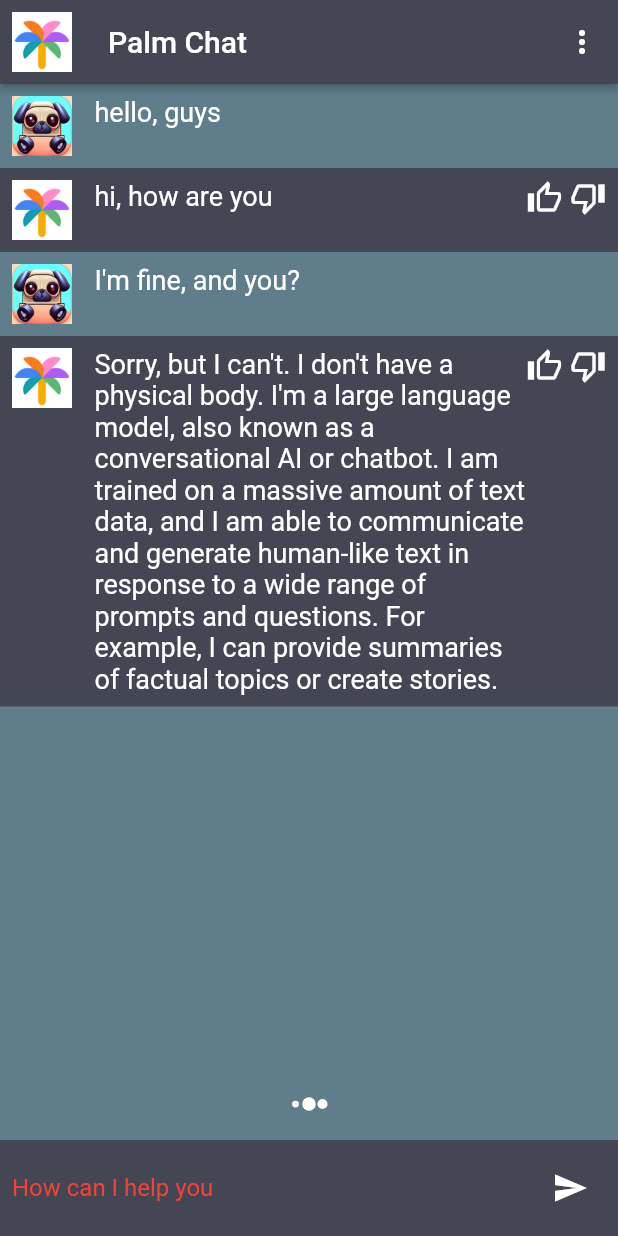
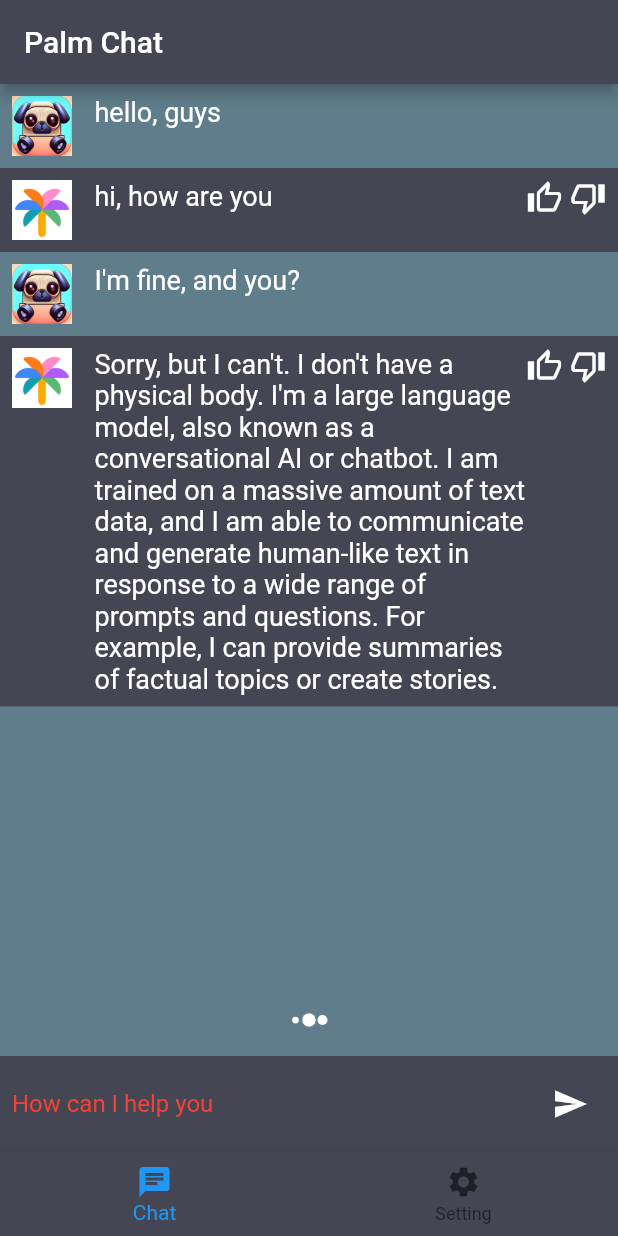
Before and after one commit to gusibi/moli_ai, a Flutter app: the screen it shows after launch, on a phone screen of 412 x 824 dp. Run offline on Flutter 3.47's test engine with Material 2 defaults, Android fonts, the phone set to English and light mode, and no system bars; our stand-ins replace flutter_spinkit.

Commit message:
add setting config

```diff
--- a/lib/main.dart
+++ b/lib/main.dart
@@ -1,4 +1,5 @@
 import 'package:flutter/material.dart';
+import 'package:moli_ai_box/screens/setting_screen.dart';
 import 'package:provider/provider.dart';
 
 import 'package:moli_ai_box/constants/constants.dart';
@@ -10,8 +11,26 @@ void main() {
   runApp(const MyApp());
 }
 
-class MyApp extends StatelessWidget {
+class MyApp extends StatefulWidget {
   const MyApp({super.key});
+
+  @override
+  State<MyApp> createState() => _MyAppState();
+}
+
+class _MyAppState extends State<MyApp> {
+  int _selectedIndex = 0;
+
+  static const List<Widget> _widgetOptions = <Widget>[
+    PalmChatScreen(),
+    SettingScreen(),
+  ];
+
+  void _onItemTapped(int index) {
+    setState(() {
+      _selectedIndex = index;
+    });
+  }
 
   // This widget is the root of your application.
   @override
@@ -19,7 +38,7 @@ class MyApp extends StatelessWidget {
     return MultiProvider(
       providers: [
         ChangeNotifierProvider(
-          create: (context) => PalmModelsProvider(),
+          create: (context) => PalmSettingProvider(),
         )
       ],
       child: MaterialApp(
@@ -32,7 +51,24 @@ class MyApp extends StatelessWidget {
             color: cardColor,
           ),
         ),
-        home: const PalmChatScreen(),
+        home: Scaffold(
+          // appBar: AppBar(
+          //   title: Text("Moli AI"),
+          // ),
+          body: Center(
+            child: _widgetOptions.elementAt(_selectedIndex),
+          ),
+          bottomNavigationBar: BottomNavigationBar(
+            items: const <BottomNavigationBarItem>[
+              BottomNavigationBarItem(icon: Icon(Icons.chat), label: "Chat"),
+              BottomNavigationBarItem(
+                  icon: Icon(Icons.settings), label: "Setting"),
+            ],
+            backgroundColor: cardColor,
+            currentIndex: _selectedIndex,
+            onTap: _onItemTapped,
+          ),
+        ),
       ),
     );
   }
--- a/lib/providers/palm_priovider.dart
+++ b/lib/providers/palm_priovider.dart
@@ -1,16 +1,37 @@
 import 'package:flutter/material.dart';
 
+import '../constants/api_constants.dart';
 import '../services/palm_api_service.dart';
 
-class PalmModelsProvider with ChangeNotifier {
+class PalmSettingProvider with ChangeNotifier {
   String currentModel = "text-bison-001";
+  String baseURL = BASE_URL;
+  String apiKey = API_KEY;
 
   String get getCurrentModel {
     return currentModel;
   }
 
+  String get getBaseURL {
+    return baseURL;
+  }
+
+  String get getApiKey {
+    return apiKey;
+  }
+
   void setCurrentModel(String newModel) {
     currentModel = newModel;
+    notifyListeners();
+  }
+
+  void setBaseURL(String newBaseURL) {
+    baseURL = newBaseURL;
+    notifyListeners();
+  }
+
+  void setApiKey(String newApiKey) {
+    apiKey = newApiKey;
     notifyListeners();
   }
 
--- a/lib/screens/palm_chat_screen.dart
+++ b/lib/screens/palm_chat_screen.dart
@@ -34,20 +34,12 @@ class _PalmChatScreenState extends State<PalmChatScreen> {
   Widget build(BuildContext context) {
     return Scaffold(
       appBar: AppBar(
-        elevation: 2,
-        leading: Padding(
-          padding: const EdgeInsets.all(8.0),
-          child: Image.asset(AssetsManager.palmLogo),
-        ),
+        // elevation: 2,
+        // leading: Padding(
+        //   padding: const EdgeInsets.all(8.0),
+        //   child: Image.asset(AssetsManager.palmLogo),
+        // ),
         title: const Text("Palm Chat"),
-        actions: [
-          IconButton(
-            onPressed: () async {
-              Services.showModalSheet(context);
-            },
-            icon: const Icon(Icons.more_vert, color: Colors.white),
-          ),
-        ],
       ),
       body: SafeArea(
           child: Column(
@@ -94,7 +86,7 @@ class _PalmChatScreenState extends State<PalmChatScreen> {
                         onPressed: () async {
                           try {
                             await PalmApiService.getTextReponse(
-                                "text-bison-001", textEditingController.text);
+                                context, textEditingController.text);
                           } catch (error) {
                             print("error $error");
                           }
```
Also changed, not shown: lib/screens/setting_screen.dart (added, +53 -0 lines), lib/services/palm_api_service.dart (+14 -5 lines), lib/widgets/drop_down.dart (+49 -1 lines), lib/widgets/form_widget.dart (added, +78 -0 lines).
